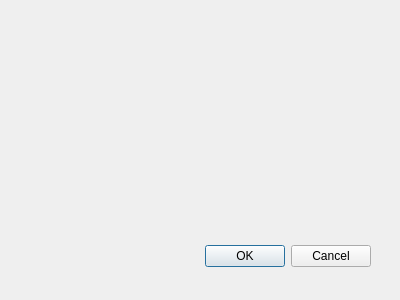
This is src/optionsdialog.ui in Zugzwangs/Gomina as Qt 5 draws it before an edit. The edited form follows.
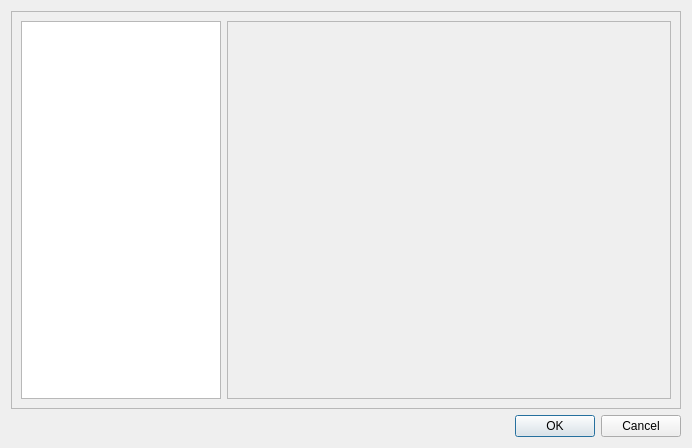
This is the edited form.

Commit message: new form and class files to handle Hud part

```diff
--- a/src/optionsdialog.ui
+++ b/src/optionsdialog.ui
@@ -8,29 +8,78 @@
    <rect>
     <x>0</x>
     <y>0</y>
-    <width>400</width>
-    <height>300</height>
+    <width>692</width>
+    <height>448</height>
    </rect>
   </property>
   <property name="windowTitle">
    <string>Dialog</string>
   </property>
-  <widget class="QDialogButtonBox" name="buttonBox">
-   <property name="geometry">
-    <rect>
-     <x>30</x>
-     <y>240</y>
-     <width>341</width>
-     <height>32</height>
-    </rect>
-   </property>
-   <property name="orientation">
-    <enum>Qt::Horizontal</enum>
-   </property>
-   <property name="standardButtons">
-    <set>QDialogButtonBox::Cancel|QDialogButtonBox::Ok</set>
-   </property>
-  </widget>
+  <layout class="QVBoxLayout" name="verticalLayout">
+   <item>
+    <widget class="QFrame" name="frame">
+     <property name="frameShape">
+      <enum>QFrame::StyledPanel</enum>
+     </property>
+     <property name="frameShadow">
+      <enum>QFrame::Raised</enum>
+     </property>
+     <layout class="QHBoxLayout" name="horizontalLayout">
+      <item>
+       <widget class="QListView" name="listView">
+        <property name="minimumSize">
+         <size>
+          <width>200</width>
+          <height>0</height>
+         </size>
+        </property>
+        <property name="maximumSize">
+         <size>
+          <width>200</width>
+          <height>16777215</height>
+         </size>
+        </property>
+       </widget>
+      </item>
+      <item>
+       <widget class="QFrame" name="frame_2">
+        <property name="frameShape">
+         <enum>QFrame::StyledPanel</enum>
+        </property>
+        <property name="frameShadow">
+         <enum>QFrame::Raised</enum>
+        </property>
+        <layout class="QVBoxLayout" name="verticalLayout_2">
+         <item>
+          <spacer name="horizontalSpacer">
+           <property name="orientation">
+            <enum>Qt::Horizontal</enum>
+           </property>
+           <property name="sizeHint" stdset="0">
+            <size>
+             <width>412</width>
+             <height>20</height>
+            </size>
+           </property>
+          </spacer>
+         </item>
+        </layout>
+       </widget>
+      </item>
+     </layout>
+    </widget>
+   </item>
+   <item>
+    <widget class="QDialogButtonBox" name="buttonBox">
+     <property name="orientation">
+      <enum>Qt::Horizontal</enum>
+     </property>
+     <property name="standardButtons">
+      <set>QDialogButtonBox::Cancel|QDialogButtonBox::Ok</set>
+     </property>
+    </widget>
+   </item>
+  </layout>
  </widget>
  <pixmapfunction/>
  <resources/>
```
Left out of the diff: 5 changed lines with no effect on the pictures. The commit also changes 15 other files.
